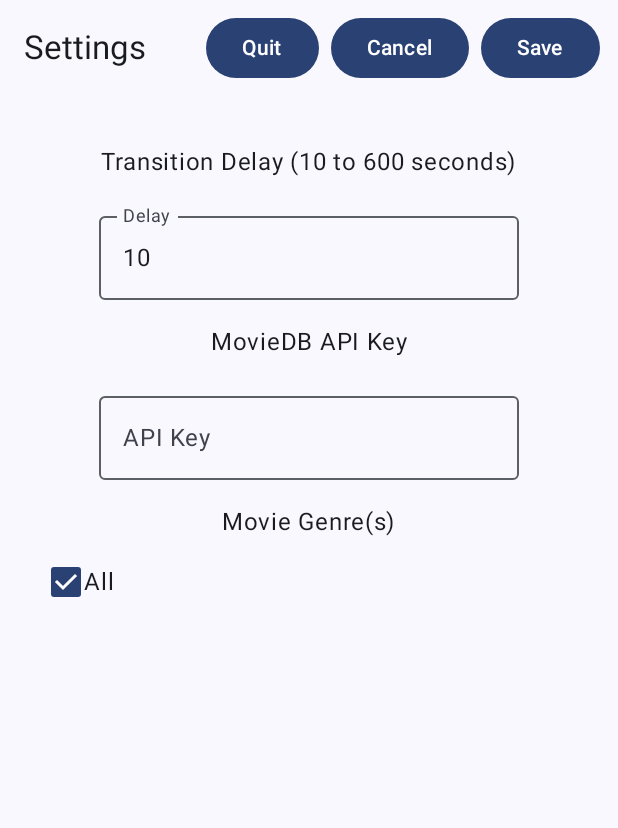
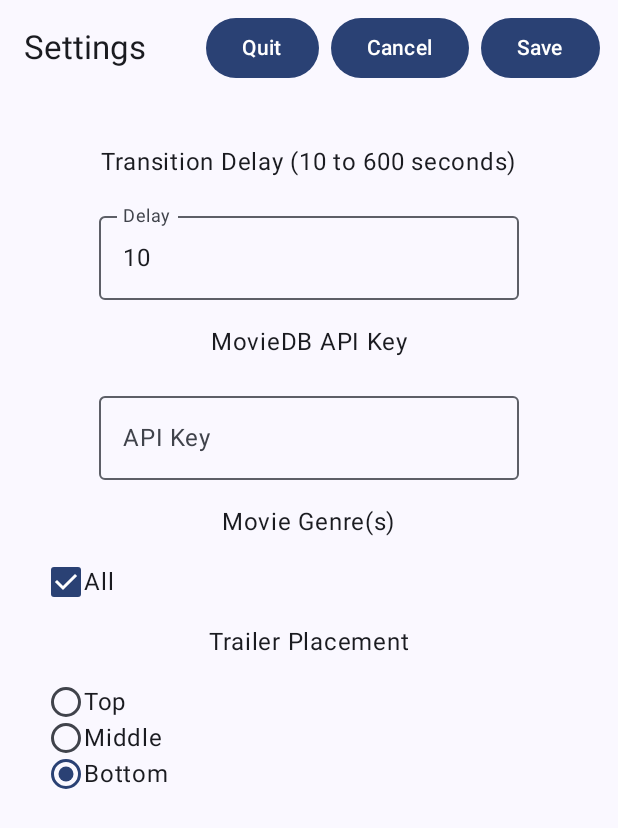
Before and after one commit to georgesak/Android-Movie-Poster, an Android app built with Jetpack Compose: the composable MoviePosterScreen shown on its own in the app's theme, after a tap on "Open Settings", on a phone screen of 412 x 824 dp. Shown: the top 828 px of the screen. Run offline under Robolectric (Android 15) with nearby library versions, the phone set to English and light mode, and no system bars; libraries missing offline, so code that uses them is left out: com.pierfrancescosoffritti.androidyoutubeplayer; pictures from the network do not load; 1 statement that could not run was skipped.

Commit message:
- Add a setting for trailer placement

```diff
--- a/app/src/main/java/com/georgesak/movieposter/MainActivity.kt
+++ b/app/src/main/java/com/georgesak/movieposter/MainActivity.kt
@@ -132,6 +132,9 @@ fun MoviePosterScreen(movieViewModel: MovieViewModel = viewModel(factory = Movie
     val transitionDelay = sharedPreferences.getLong("transition_delay", 10000L) // Read transition delay (default 10 seconds)
     val selectedGenreIds = remember {
         mutableStateOf(sharedPreferences.getStringSet("selected_genre_ids", emptySet())?.mapNotNull { it.toIntOrNull() }?.toSet() ?: emptySet())
+    }
+    val trailerPlacement = remember {
+        mutableStateOf(sharedPreferences.getString("trailer_placement", "Bottom") ?: "Bottom")
     }
     val trailerKey by movieViewModel.trailerKey.collectAsState()
     var swipeTrigger by remember { mutableStateOf(0) }
@@ -353,7 +356,12 @@ fun MoviePosterScreen(movieViewModel: MovieViewModel = viewModel(factory = Movie
                             .fillMaxSize()
                             .background(Color.Black.copy(alpha = 0.8f)) // Semi-transparent black background
                             .clickable { movieViewModel.clearTrailerKey() } // Dismiss on click outside player
-                            , contentAlignment = Alignment.BottomCenter // Center the video player
+                            , contentAlignment = when (trailerPlacement.value) {
+                                "Top" -> Alignment.TopCenter
+                                "Middle" -> Alignment.Center
+                                "Bottom" -> Alignment.BottomCenter
+                                else -> Alignment.BottomCenter
+                            }
                         ) {
                             val lifecycleOwner = LocalLifecycleOwner.current
                             AndroidView(
--- a/app/src/main/java/com/georgesak/movieposter/SettingsActivity.kt
+++ b/app/src/main/java/com/georgesak/movieposter/SettingsActivity.kt
@@ -36,6 +36,7 @@ import androidx.compose.foundation.layout.ExperimentalLayoutApi
 import androidx.compose.foundation.layout.FlowRow
 import androidx.compose.foundation.selection.toggleable
 import androidx.compose.material3.Checkbox
+import androidx.compose.material3.RadioButton
 import androidx.compose.foundation.layout.Row
 import androidx.compose.ui.semantics.Role
 import androidx.compose.foundation.rememberScrollState
@@ -72,11 +73,16 @@ fun SettingsScreen(movieViewModel: MovieViewModel = viewModel()) {
         mutableStateOf(savedGenreIds)
     }
 
+    val (trailerPlacement, setTrailerPlacement) = remember {
+        mutableStateOf(sharedPreferences.getString("trailer_placement", "Bottom") ?: "Bottom")
+    }
+
 fun saveSettings(
         sharedPreferences: SharedPreferences,
         transitionDelay: Long,
         apiKey: String,
         selectedGenreIds: Set<Int>,
+        trailerPlacement: String,
         movieViewModel: MovieViewModel,
         context: Context
     ) {
@@ -84,6 +90,7 @@ fun saveSettings(
             putLong("transition_delay", transitionDelay)
             putString("api_key", apiKey)
             putStringSet("selected_genre_ids", selectedGenreIds.map { it.toString() }.toSet())
+            putString("trailer_placement", trailerPlacement)
             apply()
         }
         movieViewModel.getPopularMovies(selectedGenreIds)
@@ -120,6 +127,7 @@ fun saveSettings(
                                 transitionDelay,
                                 apiKey,
                                 selectedGenreIds,
+                                trailerPlacement,
                                 movieViewModel,
                                 context
                             )
@@ -223,6 +231,33 @@ fun saveSettings(
                 }
             }
 
+            Text("Trailer Placement")
+            val placementOptions = listOf("Top", "Middle", "Bottom")
+            Column(
+                modifier = Modifier.fillMaxWidth(),
+                horizontalAlignment = Alignment.Start
+            ) {
+                placementOptions.forEach { option ->
+                    Row(
+                        Modifier
+                            .fillMaxWidth()
+                            .toggleable(
+                                value = trailerPlacement == option,
+                                onValueChange = { setTrailerPlacement(option) },
+                                role = Role.RadioButton
+                            )
+                            .padding(horizontal = 16.dp),
+                        verticalAlignment = Alignment.CenterVertically
+                    ) {
+                        androidx.compose.material3.RadioButton(
+                            selected = trailerPlacement == option,
+                            onClick = null // null recommended for accessibility with toggleable
+                        )
+                        Text(option)
+                    }
+                }
+            }
+
             Spacer(modifier = Modifier.weight(1f)) // Push content to top if needed
         }
     }
--- a/app/src/main/res/values/strings.xml
+++ b/app/src/main/res/values/strings.xml
@@ -1,4 +1,7 @@
 <resources>
     <string name="app_name">MoviePoster</string>
-    <string name="settings_activity_label">Settings</string> // Added settings activity label
+    <string name="settings_activity_label">Settings</string>
+    <string name="trailer_placement_top">Top</string>
+    <string name="trailer_placement_middle">Middle</string>
+    <string name="trailer_placement_bottom">Bottom</string>
 </resources>
```
